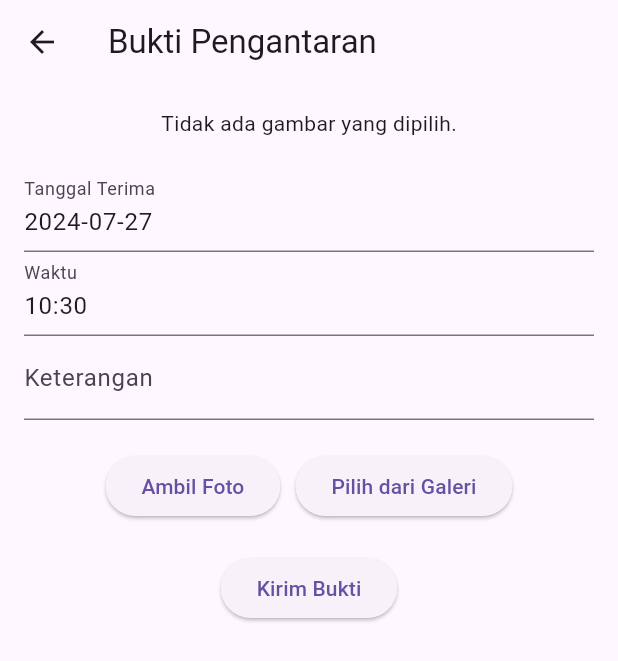
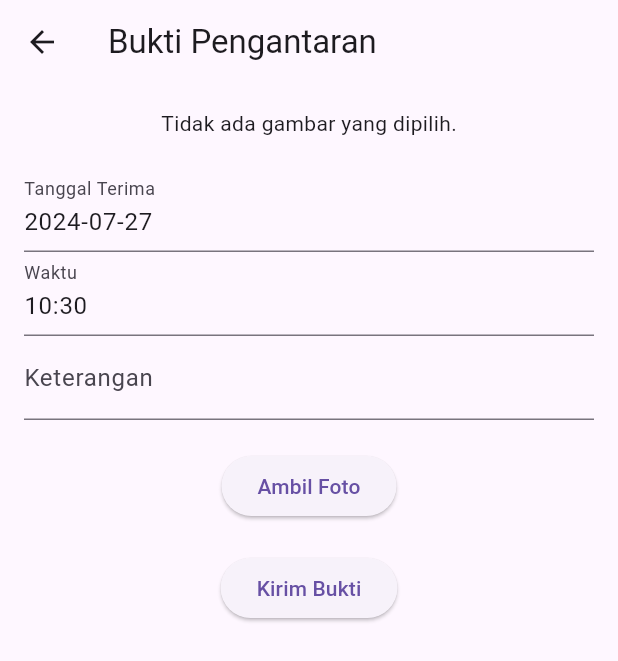
Before and after one commit to nazirxz/flutcepat, a Flutter app: the BuktiPengantaranPage screen opened by its route, on a phone screen of 412 x 824 dp. Shown: the top 661 px of the screen. Run offline on Flutter 3.47's test engine with Material 3 defaults, Android fonts, the phone set to English and light mode, and no system bars; our stand-ins replace dio, flutter_svg, google_fonts, google_maps_flutter, image_picker, location and 2 more; accounts and stored records are empty.

Commit message:
menghilangkan upload dari gallery

```diff
--- a/lib/service/ApiService.dart
+++ b/lib/service/ApiService.dart
@@ -8,7 +8,7 @@ import '../model/Pengantaran.dart';
 import '../model/Pengantaran.dart';
 
 class ApiService {
-  static const String baseUrl = 'http://192.168.43.137:8080/';
+  static const String baseUrl = 'https://sicepat-pysk-e89b5ce47713.herokuapp.com/';
   final Dio _dio = Dio(BaseOptions(
     baseUrl: baseUrl,
     contentType: 'multipart/form-data',
--- a/lib/ui/BuktiPengantaranPage.dart
+++ b/lib/ui/BuktiPengantaranPage.dart
@@ -74,7 +74,6 @@ class _BuktiPengantaranPageState extends State<BuktiPengantaranPage> {
     }
   }
 
-
   @override
   Widget build(BuildContext context) {
     return Scaffold(
@@ -130,11 +129,6 @@ class _BuktiPengantaranPageState extends State<BuktiPengantaranPage> {
                     onPressed: () => _pickImage(ImageSource.camera),
                     child: Text('Ambil Foto'),
                   ),
-                  SizedBox(width: 10),
-                  ElevatedButton(
-                    onPressed: () => _pickImage(ImageSource.gallery),
-                    child: Text('Pilih dari Galeri'),
-                  ),
                 ],
               ),
               SizedBox(height: 20),
```
